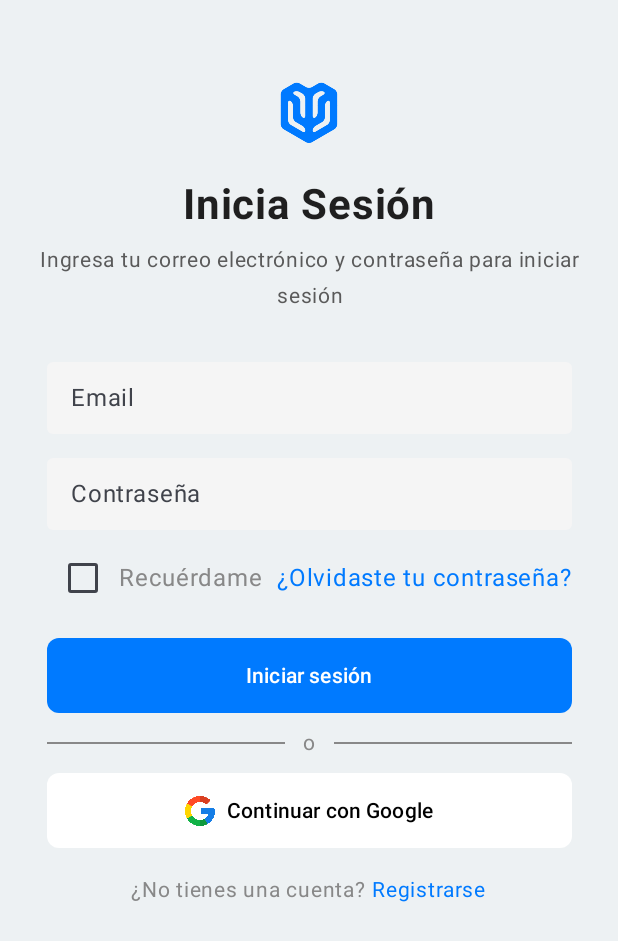
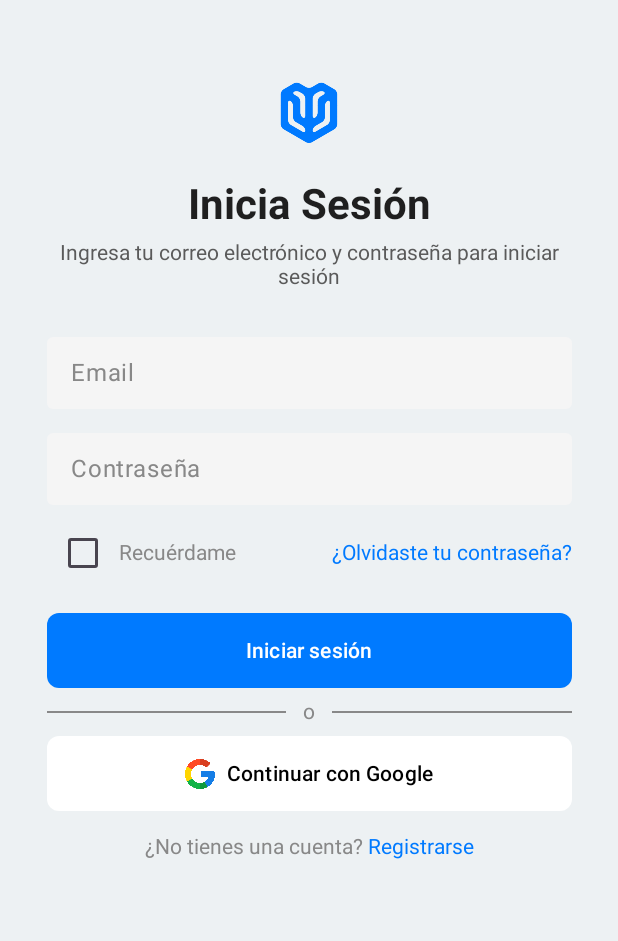
Before and after one commit to darkyy404/Crm, an Android app built with Jetpack Compose: the screen it shows after launch (MainActivity), on a phone screen of 412 x 824 dp. Shown: the top 941 px of the screen. Run offline under Robolectric (Android 15) with nearby library versions, the light colour scheme and no system bars; our stand-ins replace Firebase (no records; nobody signed in at launch, a user with empty details on screens opened directly).

Commit message:
Solicitud de permisos al iniciar la app, solucionado colores

```diff
--- a/app/src/main/AndroidManifest.xml
+++ b/app/src/main/AndroidManifest.xml
@@ -15,7 +15,7 @@
         android:supportsRtl="true"
         android:theme="@style/Theme.ProyectoCrm"
         android:enableOnBackInvokedCallback="true"
-        tools:targetApi="tiramisu">
+        tools:targetApi="31">
 
         <!-- Declarar MainActivity como lanzador -->
         <activity
--- a/app/src/main/java/com/example/proyectocrm/MainActivity.kt
+++ b/app/src/main/java/com/example/proyectocrm/MainActivity.kt
@@ -1,32 +1,19 @@
 package com.example.proyectocrm
+import android.Manifest
 
-import android.Manifest
 import android.os.Bundle
 import androidx.activity.ComponentActivity
-import androidx.activity.compose.ManagedActivityResultLauncher
 import androidx.activity.compose.rememberLauncherForActivityResult
 import androidx.activity.compose.setContent
 import androidx.activity.result.contract.ActivityResultContracts
-import androidx.compose.foundation.layout.Arrangement
-import androidx.compose.foundation.layout.Column
-import androidx.compose.foundation.layout.Spacer
 import androidx.compose.foundation.layout.fillMaxSize
-import androidx.compose.foundation.layout.height
-import androidx.compose.foundation.layout.padding
-import androidx.compose.material3.Button
-import androidx.compose.material3.Text
-import androidx.compose.runtime.Composable
 import androidx.compose.runtime.LaunchedEffect
 import androidx.compose.runtime.mutableStateOf
 import androidx.compose.runtime.remember
-import androidx.compose.ui.Alignment
 import androidx.compose.ui.Modifier
-import androidx.compose.ui.unit.dp
-import androidx.core.app.ActivityCompat
 import androidx.navigation.NavHostController
 import androidx.navigation.compose.rememberNavController
 import com.example.proyectocrm.scripts.DataImporter
-import com.example.proyectocrm.ui.theme.ProyectoCrmTheme
 
 class MainActivity : ComponentActivity() {
     private lateinit var navHostController: NavHostController
@@ -34,7 +21,6 @@ class MainActivity : ComponentActivity() {
     override fun onCreate(savedInstanceState: Bundle?) {
         super.onCreate(savedInstanceState)
         setContent {
-            ProyectoCrmTheme {
             navHostController = rememberNavController()
 
             // Solicitar permisos necesarios al inicio
@@ -51,31 +37,10 @@ class MainActivity : ComponentActivity() {
                 permissionLauncher.launch(Manifest.permission.CAMERA)
             }
 
-                // Navegación y contenido principal
+            // Mostrar contenido principal
             if (isPermissionGranted.value) {
                 NavigationWrapper(navHostController)
-                } else {
-                    RequestPermissionScreen(permissionLauncher)
             }
         }
     }
 }
-}
-
-// Pantalla para solicitar permiso
-@Composable
-fun RequestPermissionScreen(permissionLauncher: ManagedActivityResultLauncher<String, Boolean>) {
-    Column(
-        modifier = Modifier
-            .fillMaxSize()
-            .padding(16.dp),
-        verticalArrangement = Arrangement.Center,
-        horizontalAlignment = Alignment.CenterHorizontally
-    ) {
-        Text(text = "La aplicación necesita permisos para continuar.")
-        Spacer(modifier = Modifier.height(16.dp))
-        Button(onClick = { permissionLauncher.launch(Manifest.permission.CAMERA) }) {
-            Text(text = "Solicitar permisos")
-        }
-    }
-}
--- a/app/src/main/java/com/example/proyectocrm/scenes/PantallaLogin.kt
+++ b/app/src/main/java/com/example/proyectocrm/scenes/PantallaLogin.kt
@@ -115,7 +115,7 @@ fun PantallaLogin(navHostController: NavHostController) {
         OutlinedTextField(
             value = email.value,
             onValueChange = { email.value = it },
-            label = { Text("Email") },
+            label = { Text("Email", color = Color.Gray) },
             placeholder = { Text("yourname@gmail.com", color = Color.Gray) },
             modifier = Modifier
                 .fillMaxWidth(0.85f)
@@ -135,7 +135,7 @@ fun PantallaLogin(navHostController: NavHostController) {
         OutlinedTextField(
             value = password.value,
             onValueChange = { password.value = it },
-            label = { Text("Contraseña") },
+            label = { Text("Contraseña", color = Color.Gray) },
             placeholder = { Text("******", color = Color.Gray) },
             visualTransformation = PasswordVisualTransformation(),
             modifier = Modifier
@@ -159,8 +159,9 @@ fun PantallaLogin(navHostController: NavHostController) {
             Checkbox(
                 checked = rememberMe.value,
                 onCheckedChange = { rememberMe.value = it },
-                colors = CheckboxDefaults.colors(checkmarkColor = Color(0xFF007AFF))
+                colors = CheckboxDefaults.colors(Color.Gray)
             )
+
             Text(text = "Recuérdame", color = Color.Gray)
             Spacer(modifier = Modifier.weight(1f))
             Text(
```
Lines whose indentation alone changed are shown as unchanged.
